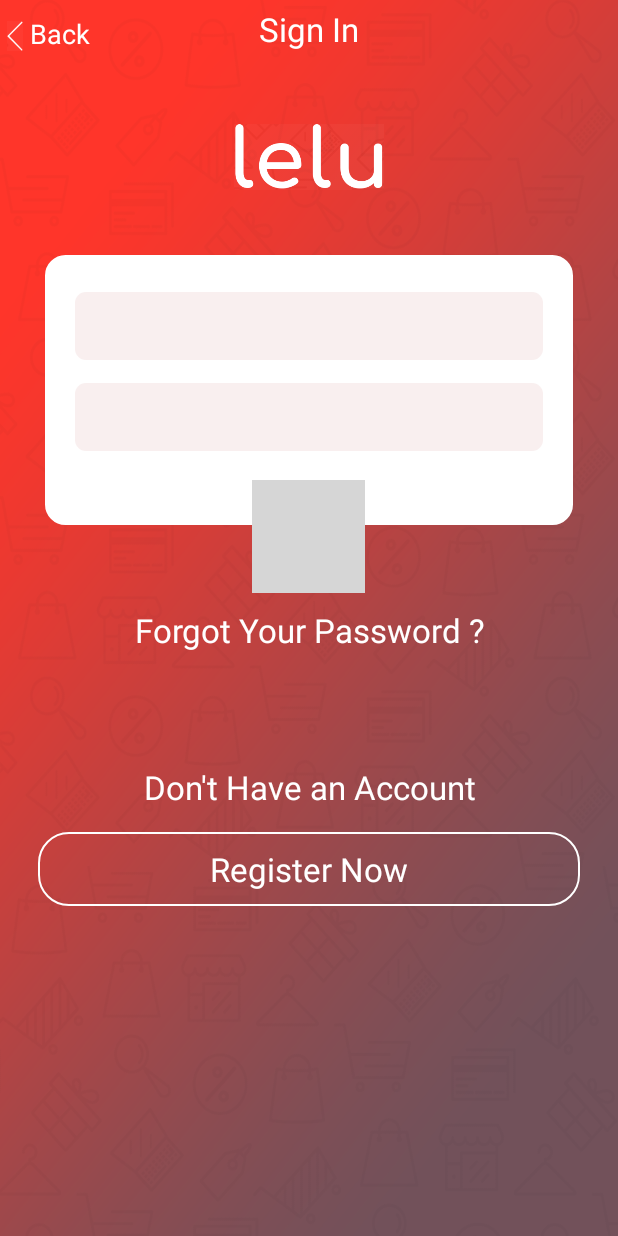
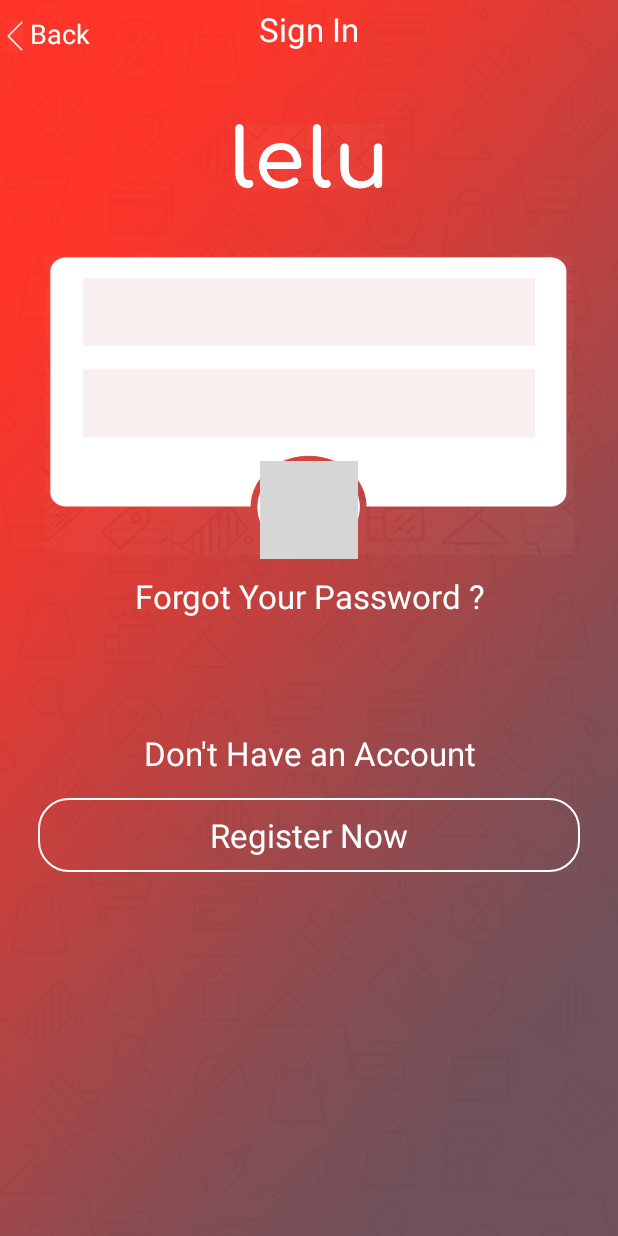
Before and after one commit to shaheen7007/Lelu_10-7-2017, an Android app: the screen it shows after launch (LoginActivity), on a phone screen of 412 x 824 dp. Run offline under Robolectric (Android 15) with nearby library versions, the phone set to English and light mode, and no system bars; grey boxes are pictures that could not be loaded.

Commit message:
7/6/2017  2:35

```diff
--- a/src/main/res/drawable/edittext_selected.xml
+++ b/src/main/res/drawable/edittext_selected.xml
@@ -8,9 +8,9 @@
         <shape android:shape="rectangle" >
             <solid android:color="#80f4dfdf" />
             <stroke
-                android:width="6.3dp"
+                android:width="4dp"
                 android:color="#ef4747" />
-            <corners android:radius="12dp"></corners>
+
         </shape>
     </item>
 
--- a/src/main/res/drawable/edittext_shape_rounded.xml
+++ b/src/main/res/drawable/edittext_shape_rounded.xml
@@ -15,7 +15,6 @@
 
 
     <!-- we define corner radius, note that radius can be different for each corner -->
-    <corners android:radius="7dp"
 
         />
 
--- a/src/main/res/layout/activity_login.xml
+++ b/src/main/res/layout/activity_login.xml
@@ -76,9 +76,9 @@
             android:layout_marginLeft="30dp"
             android:orientation="vertical"
             android:id="@+id/hh"
-            android:background="@drawable/login_shape_rounded"
+            android:background="@drawable/log_bg"
             android:layout_width="match_parent"
-            android:layout_height="180dp">
+            android:layout_height="200dp">
 
             <View
                 android:layout_width="1dp"
@@ -89,8 +89,9 @@
             <EditText
                 android:layout_width="match_parent"
                 android:textAlignment="center"
-                android:layout_marginLeft="5dp"
-                android:layout_marginRight="5dp"
+                android:layout_marginLeft="25dp"
+                android:layout_marginTop="5dp"
+                android:layout_marginRight="25dp"
                 android:inputType="textEmailAddress"
                 android:background="@drawable/edittext_shape_rounded"
                 android:id="@+id/username_id"
@@ -98,8 +99,8 @@
                 android:layout_height="45dp" />
             <EditText
                 android:layout_marginTop="15dp"
-                android:layout_marginLeft="5dp"
-                android:layout_marginRight="5dp"
+                android:layout_marginLeft="25dp"
+                android:layout_marginRight="25dp"
 
                 android:textAlignment="center"
                 android:inputType="textPassword"
@@ -116,9 +117,9 @@
 
 
         <ImageView
-            android:layout_width="75dp"
-            android:layout_height="75dp"
-            android:layout_marginTop="150dp"
+            android:layout_width="65dp"
+            android:layout_height="65dp"
+            android:layout_marginTop="137dp"
             android:id="@+id/loginbtn_id"
             android:paddingLeft="17dp"
             android:paddingRight="17dp"
```
Also changed, not shown: src/main/res/drawable/log_bg.png (added).
